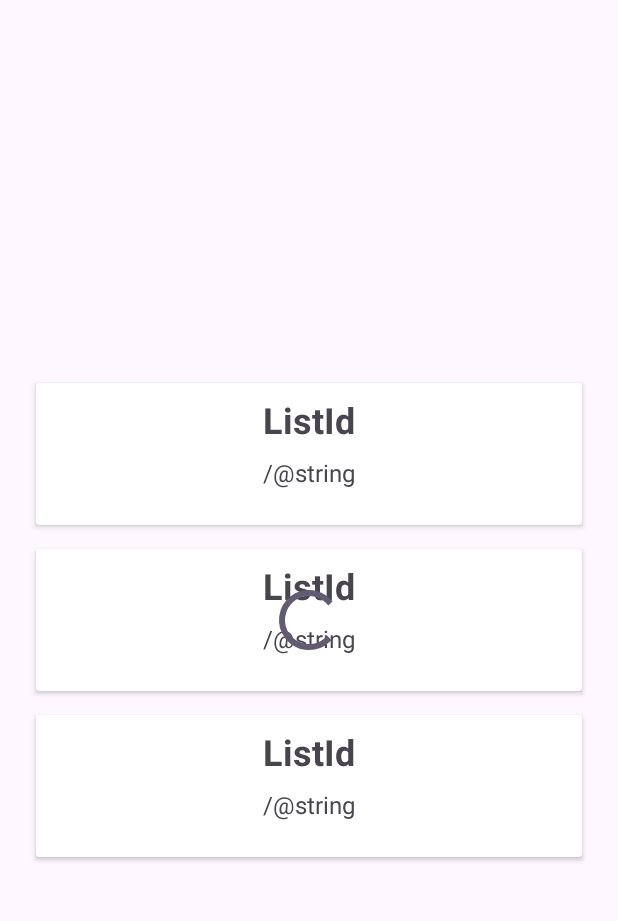
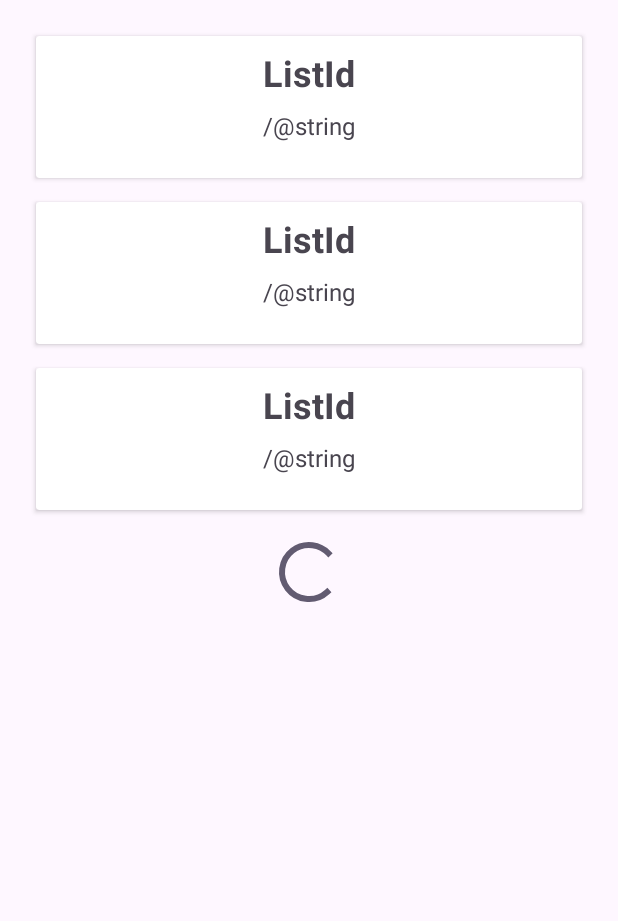
Before and after one commit to tobi-deruiter/KotlinCodingExercise, an Android app: the layout activity_main.xml on its own in the app's theme, with its tools: preview values and no code run, on a phone screen of 412 x 824 dp, the part 92-1013 px from its top. Run offline under Robolectric (Android 15) with nearby library versions, the phone set to English and light mode, and no system bars.

```diff
--- a/app/src/main/res/layout/activity_main.xml
+++ b/app/src/main/res/layout/activity_main.xml
@@ -24,32 +24,24 @@
         app:layout_constraintVertical_bias="0" />
 
     <androidx.recyclerview.widget.RecyclerView
-        android:id="@+id/recyclerview"
+        android:id="@+id/mainRecyclerview"
         android:layout_width="match_parent"
         android:layout_height="wrap_content"
         android:layout_margin="16dp"
         android:clipToPadding="false"
-        app:layout_constraintBottom_toBottomOf="parent"
         app:layout_constraintEnd_toEndOf="parent"
         app:layout_constraintStart_toStartOf="parent"
-        app:layout_constraintTop_toTopOf="@+id/guideline"
+        app:layout_constraintTop_toBottomOf="@+id/textView"
         tools:listitem="@layout/list_id_card_view" />
 
-    <androidx.constraintlayout.widget.Guideline
-        android:id="@+id/guideline"
-        android:layout_width="wrap_content"
-        android:layout_height="wrap_content"
-        android:orientation="horizontal"
-        app:layout_constraintGuide_begin="125dp" />
-
     <ProgressBar
-        android:id="@+id/progressBar"
+        android:id="@+id/mainProgressBar"
         style="?android:attr/progressBarStyle"
         android:layout_width="wrap_content"
         android:layout_height="wrap_content"
         app:layout_constraintBottom_toBottomOf="parent"
         app:layout_constraintEnd_toEndOf="parent"
         app:layout_constraintStart_toStartOf="parent"
-        app:layout_constraintTop_toTopOf="@+id/guideline" />
+        app:layout_constraintTop_toBottomOf="@+id/textView" />
 
 </androidx.constraintlayout.widget.ConstraintLayout>
```
